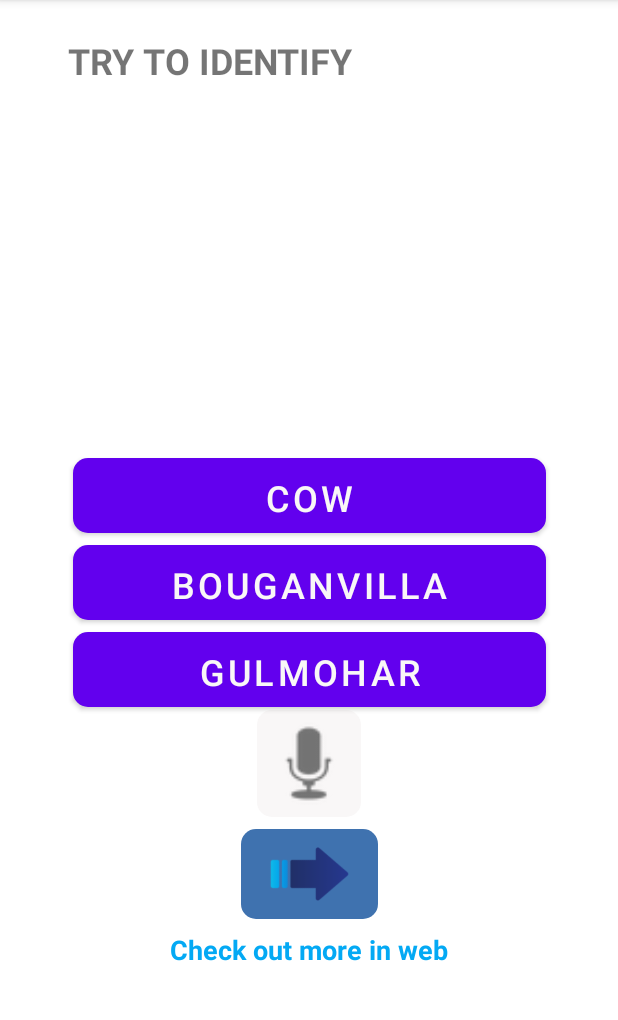
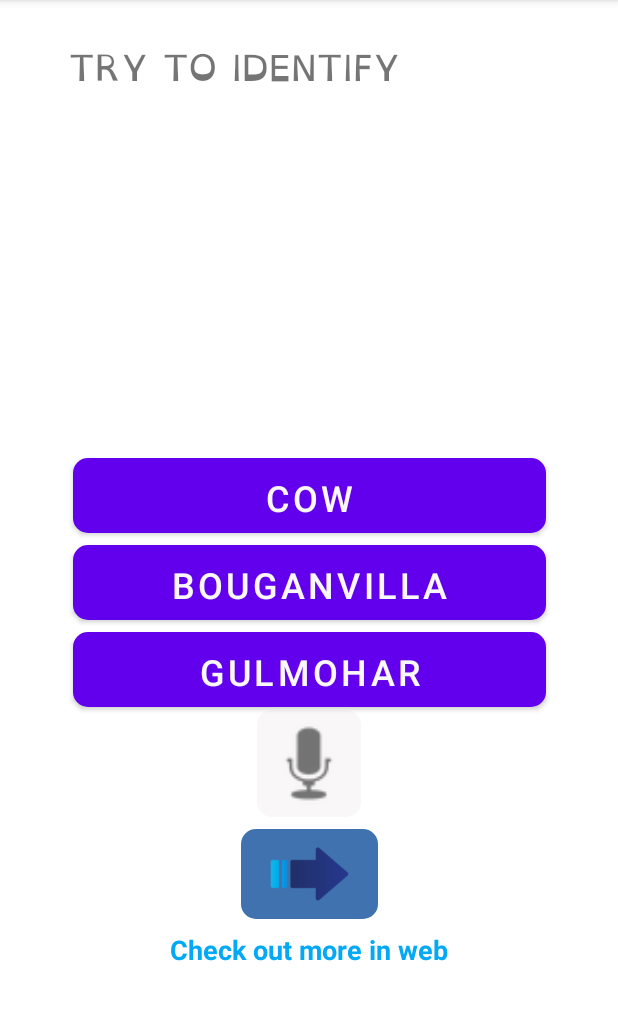
Before and after one commit to Mahesh-Abeykoon/dyslexia-app-for-kids, an Android app: the ImageIdentify screen opened directly, with no data from a screen before it, on a phone screen of 412 x 824 dp, the part 84-1104 px from its top. Run offline under Robolectric (Android 15) with nearby library versions, the phone set to English and light mode, and no system bars; libraries missing offline, so code that uses them is left out: com.google.mlkit.vision.

Commit message:
Change the Font

```diff
--- a/app/src/main/res/layout/image_identify.xml
+++ b/app/src/main/res/layout/image_identify.xml
@@ -15,7 +15,7 @@
         android:layout_marginEnd="8dp"
         android:text="TRY TO IDENTIFY"
         android:textSize="24sp"
-        android:textStyle="bold"
+        android:fontFamily="@font/dyslexia"
         app:layout_constraintEnd_toEndOf="parent"
         app:layout_constraintStart_toStartOf="parent"
         app:layout_constraintTop_toTopOf="parent" />
```
